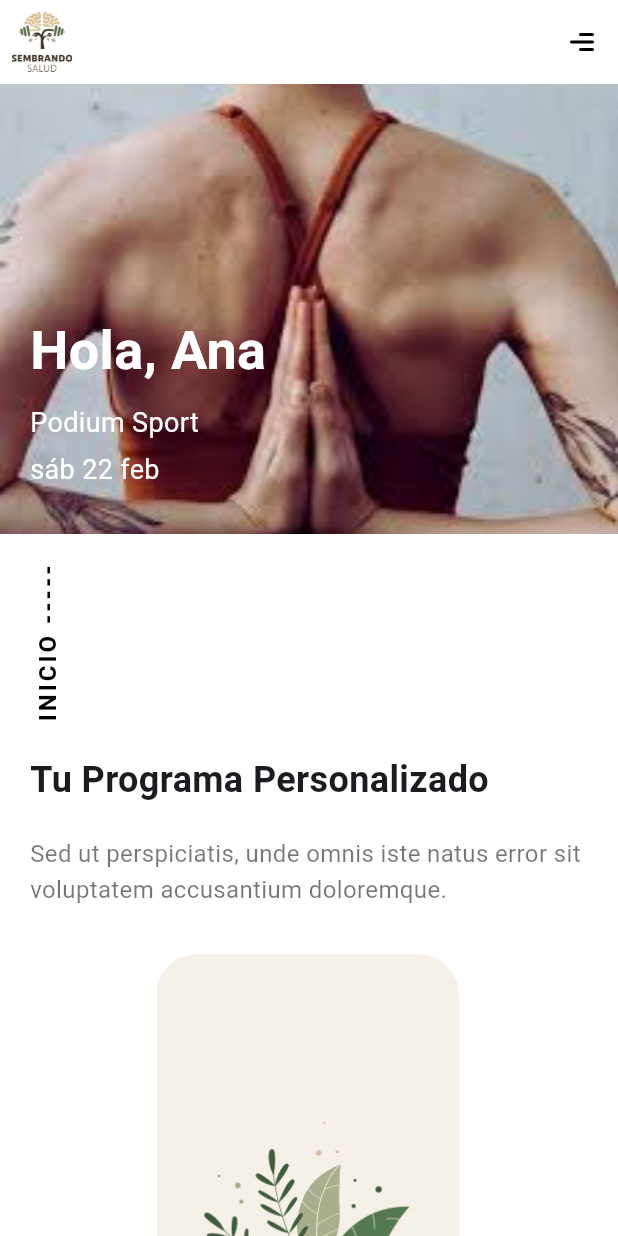
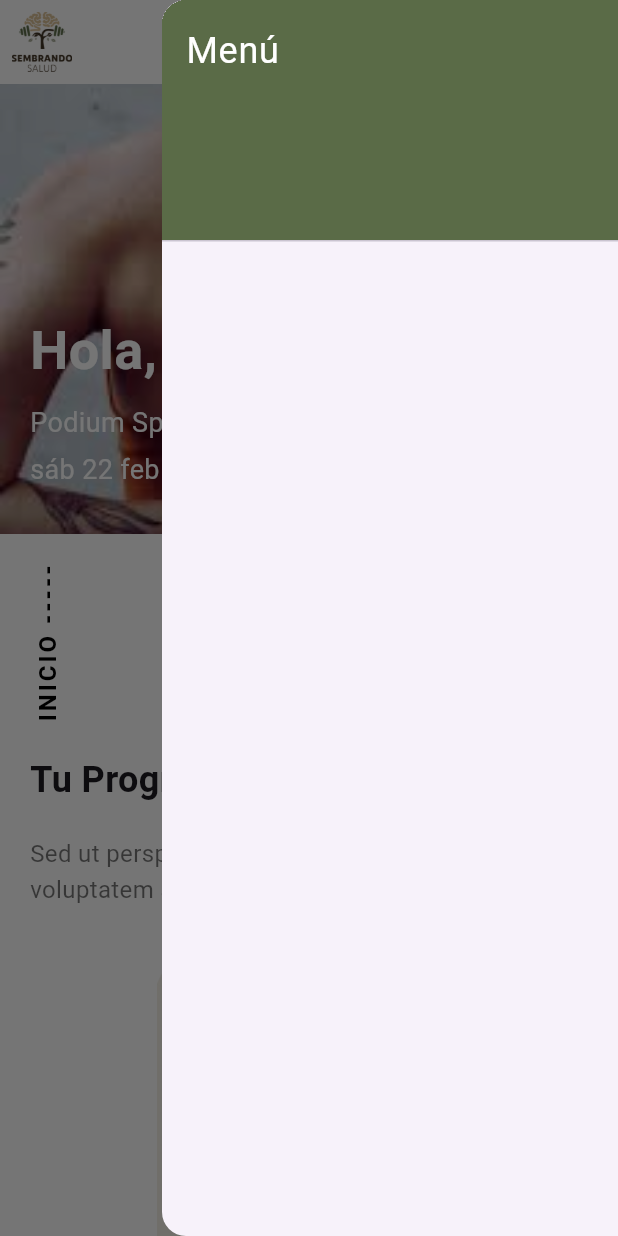
Before and after one commit to marsanbus/sseed-mobile, a Flutter app: the screen it shows after launch, after a tap on an icon or button, on a phone screen of 412 x 824 dp. Run offline on Flutter 3.47's test engine with Material 3 defaults, Android fonts, the phone set to English and light mode, and no system bars; our stand-ins replace flutter_svg.

Commit message:
Añadida funcionalidad inicial al appbar

```diff
--- a/lib/pages/home.dart
+++ b/lib/pages/home.dart
@@ -30,6 +30,7 @@ class HomePage extends StatelessWidget {
 
     return Scaffold(
       appBar: const CustomAppBar(),
+      endDrawer: const CustomDrawer(), // Cambiar a endDrawer aquí
       backgroundColor: Colors.white,
       body: SingleChildScrollView(
         child: Column(
@@ -71,6 +72,75 @@ class HomePage extends StatelessWidget {
             const Footer(),
           ],
         ),
+      ),
+    );
+  }
+}
+
+// CUSTOM APP BAR
+class CustomAppBar extends StatelessWidget implements PreferredSizeWidget {
+  const CustomAppBar({Key? key}) : super(key: key);
+
+  @override
+  Widget build(BuildContext context) {
+    return AppBar(
+      backgroundColor: Colors.white,
+      elevation: 0,
+      leading: IconButton(
+        icon: Image.asset('assets/icons/Logotipo_Vertical_Transparente.png'),
+        onPressed: () {
+          Navigator.pushAndRemoveUntil(
+            context,
+            MaterialPageRoute(builder: (context) => const HomePage()),
+            (route) => false,
+          );
+        },
+      ),
+      centerTitle: true,
+      title: const SizedBox.shrink(),
+      actions: [
+        Builder(
+          builder: (context) {
+            return IconButton(
+              icon: SvgPicture.asset('assets/icons/menu-alt-02-svgrepo-com.svg'),
+              onPressed: () {
+                Scaffold.of(context).openEndDrawer();
+              },
+            );
+          },
+        ),
+      ],
+    );
+  }
+
+  @override
+  Size get preferredSize => const Size.fromHeight(56.0);
+}
+
+// CUSTOM DRAWER
+class CustomDrawer extends StatelessWidget {
+  const CustomDrawer({Key? key}) : super(key: key);
+
+  @override
+  Widget build(BuildContext context) {
+    return Drawer(
+      child: ListView(
+        padding: EdgeInsets.zero,
+        children: const <Widget>[
+          DrawerHeader(
+            decoration: BoxDecoration(
+              color: Color(0xFF5a6b47),
+            ),
+            child: Text(
+              'Menú',
+              style: TextStyle(
+                color: Colors.white,
+                fontSize: 24,
+              ),
+            ),
+          ),
+          // Añadir elementos del menú aquí
+        ],
       ),
     );
   }
@@ -181,34 +251,7 @@ class IntroSection extends StatelessWidget {
   }
 }
 
-// CUSTOM APP BAR
-class CustomAppBar extends StatelessWidget implements PreferredSizeWidget {
-  const CustomAppBar({Key? key}) : super(key: key);
-
-  @override
-  Widget build(BuildContext context) {
-    return AppBar(
-      backgroundColor: Colors.white,
-      elevation: 0,
-      leading: Padding(
-        padding: const EdgeInsets.all(8.0),
-        child: Image.asset('assets/icons/Logotipo_Vertical_Transparente.png'),
-      ),
-      centerTitle: true,
-      title: const SizedBox.shrink(),
-      actions: [
-        IconButton(
-          icon: SvgPicture.asset('assets/icons/menu-alt-02-svgrepo-com.svg'),
-          onPressed: () {},
-        ),
-      ],
-    );
-  }
-
-  @override
-  Size get preferredSize => const Size.fromHeight(56.0);
-}
-
+// CONNECT SECTION
 class ConnectSection extends StatelessWidget {
   const ConnectSection({Key? key}) : super(key: key);
 
@@ -243,18 +286,16 @@ class ConnectSection extends StatelessWidget {
                   fit: BoxFit.cover,
                 ),
               ),
-
-              Text (
+              const Text(
                 'Chat',
-                style: const TextStyle(
+                style: TextStyle(
                   fontSize: 18,
                   fontWeight: FontWeight.bold,
                   color: Colors.black87,
                 ),
                 textAlign: TextAlign.center, // Centrar el título
               ),
-
-              SizedBox(height: 20),
+              const SizedBox(height: 20),
               // Imagen de foro
               ClipRRect(
                 borderRadius: BorderRadius.circular(15.0),
@@ -265,10 +306,9 @@ class ConnectSection extends StatelessWidget {
                   fit: BoxFit.cover,
                 ),
               ),
-
-              Text (
+              const Text(
                 'Foro',
-                style: const TextStyle(
+                style: TextStyle(
                   fontSize: 18,
                   fontWeight: FontWeight.bold,
                   color: Colors.black87,
@@ -283,6 +323,7 @@ class ConnectSection extends StatelessWidget {
   }
 }
 
+// FOOTER SECTION
 class Footer extends StatelessWidget {
   const Footer({Key? key}) : super(key: key);
 
@@ -290,7 +331,7 @@ class Footer extends StatelessWidget {
   Widget build(BuildContext context) {
     return Container(
       width: double.infinity,
-      color: Color(0xFF5a6b47), // Fondo verde
+      color: const Color(0xFF5a6b47), // Fondo verde
       padding: const EdgeInsets.all(20.0),
       child: const Text(
         '© 2025 Sembrando Salud',
```
